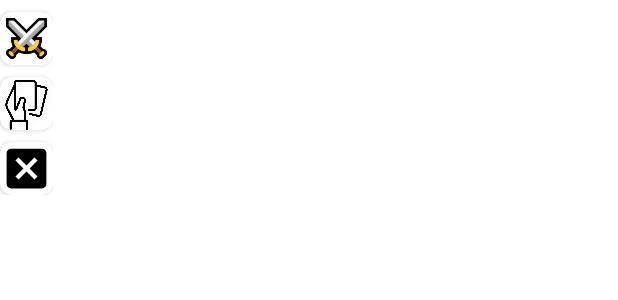
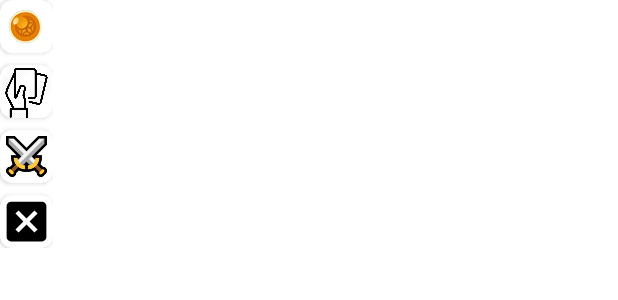
Before and after one commit to bufleek/Axie-infinity-calculator, an Android app: the layout item_menu.xml on its own in the app's theme, with its tools: preview values and no code run, on a phone screen of 412 x 824 dp. Shown: the top 300 px of the screen. Run offline under Robolectric (Android 15) with nearby library versions, the phone set to English and light mode, and no system bars.

Commit message:
v2 finish up

```diff
--- a/app/src/main/java/com/axieinfinity/energycalculator/utils/DraggableTouchListener.kt
+++ b/app/src/main/java/com/axieinfinity/energycalculator/utils/DraggableTouchListener.kt
@@ -64,10 +64,8 @@ class DraggableTouchListener(
             MotionEvent.ACTION_DOWN -> {
                 pointerStartX = motionEvent.rawX.toInt()
                 pointerStartY = motionEvent.rawY.toInt()
-                with(initialPosition()) {
-                    initialX = x
-                    initialY = y
-                }
+                initialX = (motionEvent.rawX - view.width/2).toInt()
+                initialY = (motionEvent.rawY - view.height/2).toInt()
                 moving = false
                 longClickPerformed = false
                 scheduleLongClickTimer()
--- a/app/src/main/res/layout/item_card_counter.xml
+++ b/app/src/main/res/layout/item_card_counter.xml
@@ -35,7 +35,7 @@
         android:id="@+id/current_cards"
         android:layout_width="match_parent"
         android:layout_height="wrap_content"
-        android:text="3"
+        android:text="-"
         android:textAlignment="center"
         android:textSize="24sp"
         android:textStyle="bold"
--- a/app/src/main/res/layout/item_menu.xml
+++ b/app/src/main/res/layout/item_menu.xml
@@ -3,6 +3,43 @@
     xmlns:app="http://schemas.android.com/apk/res-auto"
     android:layout_width="wrap_content"
     android:layout_height="wrap_content">
+
+    <androidx.cardview.widget.CardView
+        android:id="@+id/card_energy_calc"
+        android:layout_width="35dp"
+        android:layout_height="35dp"
+        app:cardCornerRadius="8dp"
+        app:layout_constraintEnd_toEndOf="parent"
+        app:layout_constraintStart_toStartOf="parent"
+        app:layout_constraintTop_toTopOf="parent">
+
+        <ImageView
+            android:layout_width="35dp"
+            android:layout_height="35dp"
+            android:paddingHorizontal="4dp"
+            android:src="@drawable/ic_energy_calc" />
+
+    </androidx.cardview.widget.CardView>
+
+    <androidx.cardview.widget.CardView
+        android:id="@+id/card_card_counter"
+        android:layout_width="35dp"
+        android:layout_height="35dp"
+        android:layout_marginVertical="8dp"
+        android:background="@color/overlay"
+        app:cardCornerRadius="8dp"
+        android:layout_marginTop="8dp"
+        app:layout_constraintEnd_toEndOf="parent"
+        app:layout_constraintStart_toStartOf="parent"
+        app:layout_constraintTop_toBottomOf="@+id/card_energy_calc">
+
+        <ImageView
+            android:layout_width="match_parent"
+            android:layout_height="match_parent"
+            android:paddingTop="2dp"
+            android:src="@drawable/ic_card_counter" />
+
+    </androidx.cardview.widget.CardView>
 
     <androidx.cardview.widget.CardView
         android:id="@+id/card_arena"
@@ -12,7 +49,7 @@
         app:cardCornerRadius="8dp"
         app:layout_constraintEnd_toEndOf="parent"
         app:layout_constraintStart_toStartOf="parent"
-        app:layout_constraintTop_toTopOf="parent">
+        app:layout_constraintTop_toBottomOf="@id/card_card_counter">
 
         <ImageView
             android:layout_width="35dp"
@@ -23,32 +60,13 @@
     </androidx.cardview.widget.CardView>
 
     <androidx.cardview.widget.CardView
-        android:id="@+id/card_card_counter"
-        android:layout_width="35dp"
-        android:layout_height="35dp"
-        android:layout_marginVertical="8dp"
-        android:background="@color/overlay"
-        app:cardCornerRadius="8dp"
-        app:layout_constraintEnd_toEndOf="parent"
-        app:layout_constraintStart_toStartOf="parent"
-        app:layout_constraintTop_toBottomOf="@id/card_arena">
-
-        <ImageView
-            android:layout_width="match_parent"
-            android:layout_height="match_parent"
-            android:paddingTop="2dp"
-            android:src="@drawable/ic_card_counter" />
-
-    </androidx.cardview.widget.CardView>
-
-    <androidx.cardview.widget.CardView
         android:layout_width="35dp"
         android:layout_height="35dp"
         android:layout_marginVertical="8dp"
         app:cardCornerRadius="8dp"
         app:layout_constraintEnd_toEndOf="parent"
         app:layout_constraintStart_toStartOf="parent"
-        app:layout_constraintTop_toBottomOf="@id/card_card_counter">
+        app:layout_constraintTop_toBottomOf="@id/card_arena">
 
         <ImageView
             android:id="@+id/img_close"
```
Also changed, not shown: app/src/main/java/com/axieinfinity/energycalculator/ui/floating_windows/CardCounter.kt (+9 -11 lines), app/src/main/java/com/axieinfinity/energycalculator/ui/floating_windows/Menu.kt (+37 -2 lines), app/src/main/java/com/axieinfinity/energycalculator/utils/FloatingWindow.kt (+8 -30 lines), app/src/main/res/layout/item_main_popup.xml (+3 -29 lines), app/src/main/res/drawable/ic_energy_calc.png (added).
